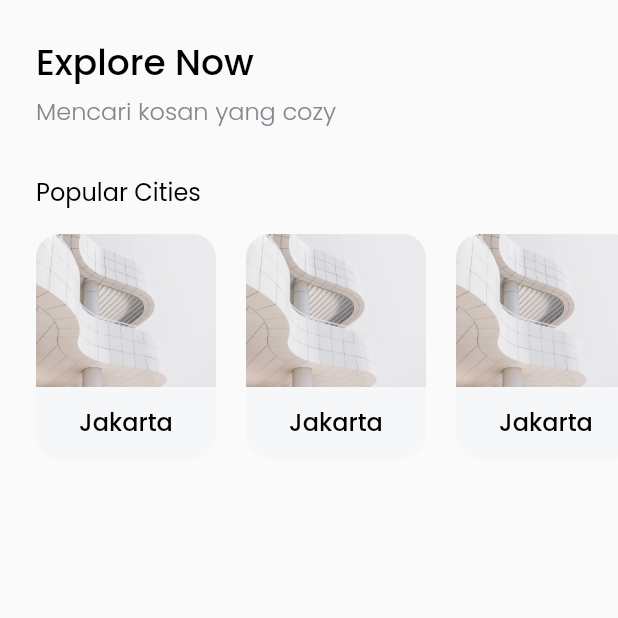
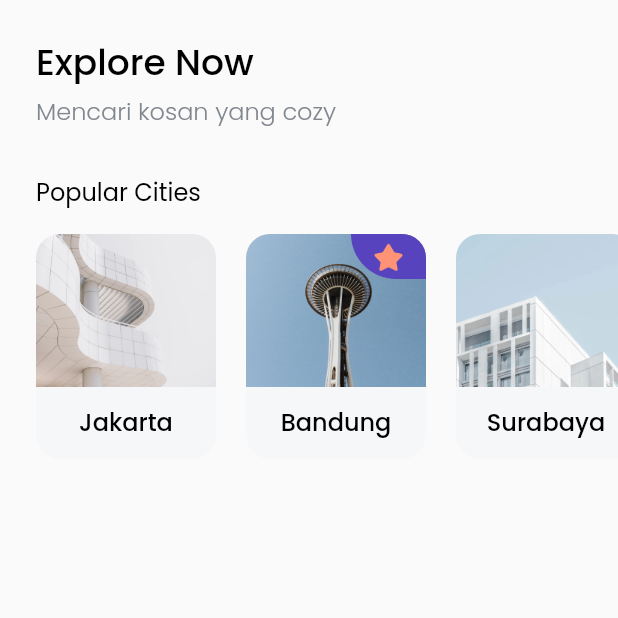
Before and after one commit to Bintaaaa/ui_finding_rent_house, a Flutter app: the HomePage screen opened directly, on a phone screen of 412 x 824 dp, the top half of it. Run offline on Flutter 3.47's test engine with Material 2 defaults, Android fonts, the phone set to English and light mode, and no system bars; our stand-ins replace google_fonts.

Commit message:
perbaikan list city

```diff
--- a/lib/model/city.dart
+++ b/lib/model/city.dart
@@ -2,12 +2,12 @@ class City{
   int id;
   String name;
   String imageUrl;
-
-  City(this.id, this.name,this.imageUrl);
+  bool isFav;
+  City(this.id, this.name,this.imageUrl,this.isFav);
 }
 
 List <City> cardCity =
-      cityData.map((item)=>City(item['id'], item['name'], item['imageUrl']))
+      cityData.map((item)=>City(item['id'], item['name'], item['imageUrl'],item['isFav']))
               .toList();
 
 var cityData = [
--- a/lib/pages/home_page.dart
+++ b/lib/pages/home_page.dart
@@ -1,4 +1,5 @@
 import 'package:flutter/material.dart';
+import 'package:ui_bwa_koskos/model/city.dart';
 import 'package:ui_bwa_koskos/theme/font.dart';
 import 'package:ui_bwa_koskos/widgets/city_card.dart';
 
@@ -65,15 +66,21 @@ class HomePage extends StatelessWidget {
                     SizedBox(
                       width: 24,
                     ),
-                    CityCard(),
+                    CityCard(
+                      City(1,"Jakarta","assets/city1.png",false),
+                    ),
                     SizedBox(
                       width: 20,
                     ),
-                    CityCard(),
+                    CityCard(
+                      City(1,"Bandung","assets/city2.png",true),
+                    ),
                     SizedBox(
                       width: 20,
                     ),
-                    CityCard(),
+                    CityCard(
+                      City(1,"Surabaya","assets/city3.png",false),
+                    ),
                     SizedBox(
                       width: 20,
                     ),
--- a/lib/widgets/city_card.dart
+++ b/lib/widgets/city_card.dart
@@ -1,8 +1,11 @@
 import 'package:flutter/material.dart';
+import 'package:ui_bwa_koskos/model/city.dart';
 import 'package:ui_bwa_koskos/theme/color.dart';
 import 'package:ui_bwa_koskos/theme/font.dart';
 
 class CityCard extends StatelessWidget {
+  final City city;
+  CityCard(this.city);
   @override
   Widget build(BuildContext context) {
     return ClipRRect(
@@ -13,16 +16,44 @@ class CityCard extends StatelessWidget {
         color: smoothGreyColor,
         child: Column(
           children: [
-            Image.asset("assets/city1.png",
-            fit: BoxFit.cover,
+            Stack(
+              children: [
+                Image.asset(
+                city.imageUrl,
+                width: 120,
+                height: 102,
+                fit: BoxFit.cover,
+                ),
+                city.isFav ?
+                Align(
+                  alignment: Alignment.topRight,
+                  child: Container(
+                    width: 50,
+                    height: 30,
+                    decoration: BoxDecoration(
+                        color: purpleColor,
+                        borderRadius: BorderRadius.only(
+                            bottomLeft: Radius.circular(36)
+                        )
+                    ),
+                    child: Center(
+                      child: Image.asset(
+                          "assets/icon_star.png",
+                        width: 25,
+                        height: 25,
+                      ),
+                    ),
+                  ),
+                ) : Container()
+              ],
             ),
             SizedBox(
               height: 11,
             ),
             Text(
-                "Jakarta",
+              city.name,
               style: blackTextStyle.copyWith(
-                fontSize: 16
+                  fontSize: 16
               ),
             )
           ],
```
